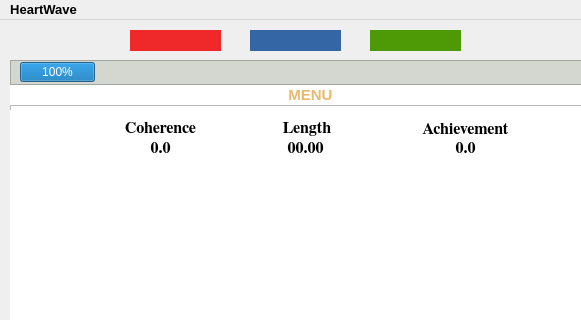
The window that mainwindow.ui (Cherrybomb33/HeartWave) describes before a commit, drawn with Qt 5; both pictures show x 0 to 581 and y 0 to 320 of the 864 by 670 pixel window.
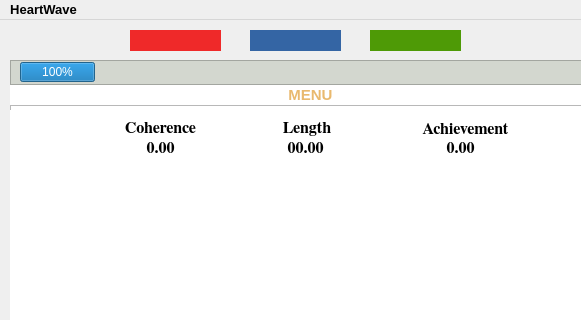
The same window after the commit. The open tabs and pages were chosen to show the change. Icons and pictures are not drawn. Custom widgets are drawn as their Qt base class.

Commit message: Update GUI and display issues related to session

Patch:
```diff
--- a/mainwindow.ui
+++ b/mainwindow.ui
@@ -442,9 +442,9 @@
      <widget class="QLabel" name="coherenceValue">
       <property name="geometry">
        <rect>
-        <x>100</x>
+        <x>130</x>
         <y>30</y>
-        <width>101</width>
+        <width>41</width>
         <height>16</height>
        </rect>
       </property>
@@ -460,15 +460,15 @@
        <string notr="true"/>
       </property>
       <property name="text">
-       <string>&lt;html&gt;&lt;head/&gt;&lt;body&gt;&lt;p align=&quot;center&quot;&gt;0.0&lt;/p&gt;&lt;/body&gt;&lt;/html&gt;</string>
+       <string>&lt;html&gt;&lt;head/&gt;&lt;body&gt;&lt;p align=&quot;center&quot;&gt;0.00&lt;/p&gt;&lt;/body&gt;&lt;/html&gt;</string>
       </property>
      </widget>
      <widget class="QLabel" name="lengthValue">
       <property name="geometry">
        <rect>
-        <x>270</x>
+        <x>275</x>
         <y>30</y>
-        <width>51</width>
+        <width>41</width>
         <height>16</height>
        </rect>
       </property>
@@ -487,9 +487,9 @@
      <widget class="QLabel" name="achievementScore">
       <property name="geometry">
        <rect>
-        <x>420</x>
+        <x>430</x>
         <y>30</y>
-        <width>71</width>
+        <width>41</width>
         <height>16</height>
        </rect>
       </property>
@@ -502,7 +502,7 @@
        </font>
       </property>
       <property name="text">
-       <string>&lt;html&gt;&lt;head/&gt;&lt;body&gt;&lt;p align=&quot;center&quot;&gt;0.0&lt;/p&gt;&lt;/body&gt;&lt;/html&gt;</string>
+       <string>&lt;html&gt;&lt;head/&gt;&lt;body&gt;&lt;p align=&quot;center&quot;&gt;0.00&lt;/p&gt;&lt;/body&gt;&lt;/html&gt;</string>
       </property>
      </widget>
      <widget class="QProgressBar" name="bp">
```
Left out of the diff: 2 changed lines with no effect on the pictures. The commit also changes 3 other files.
